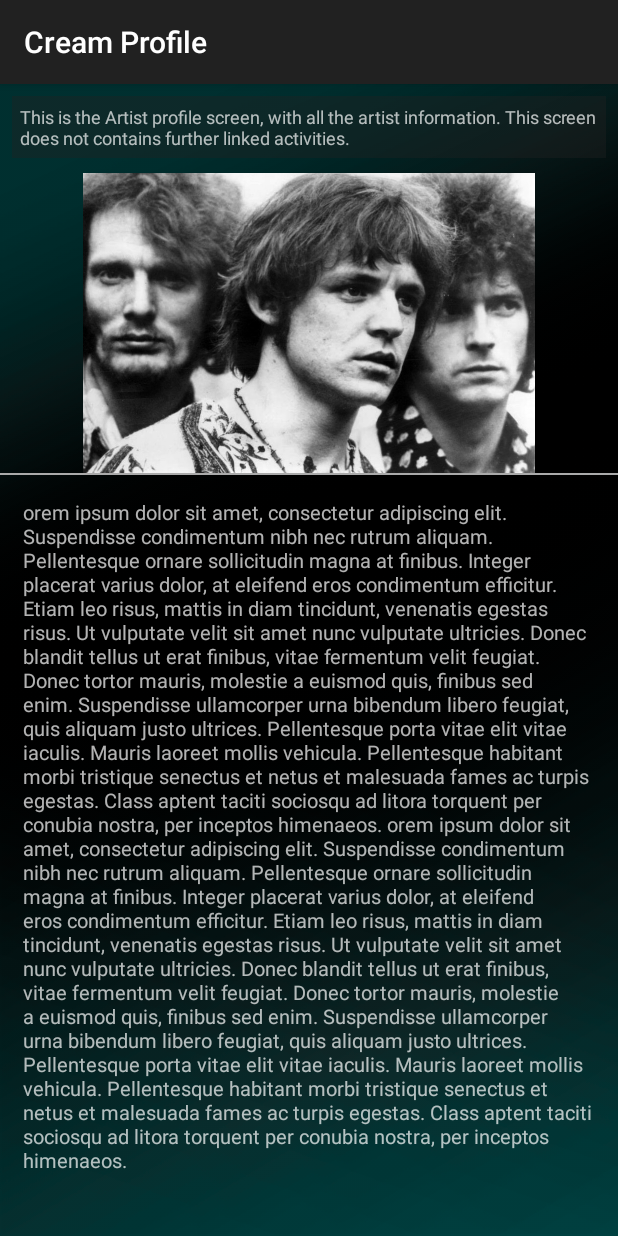
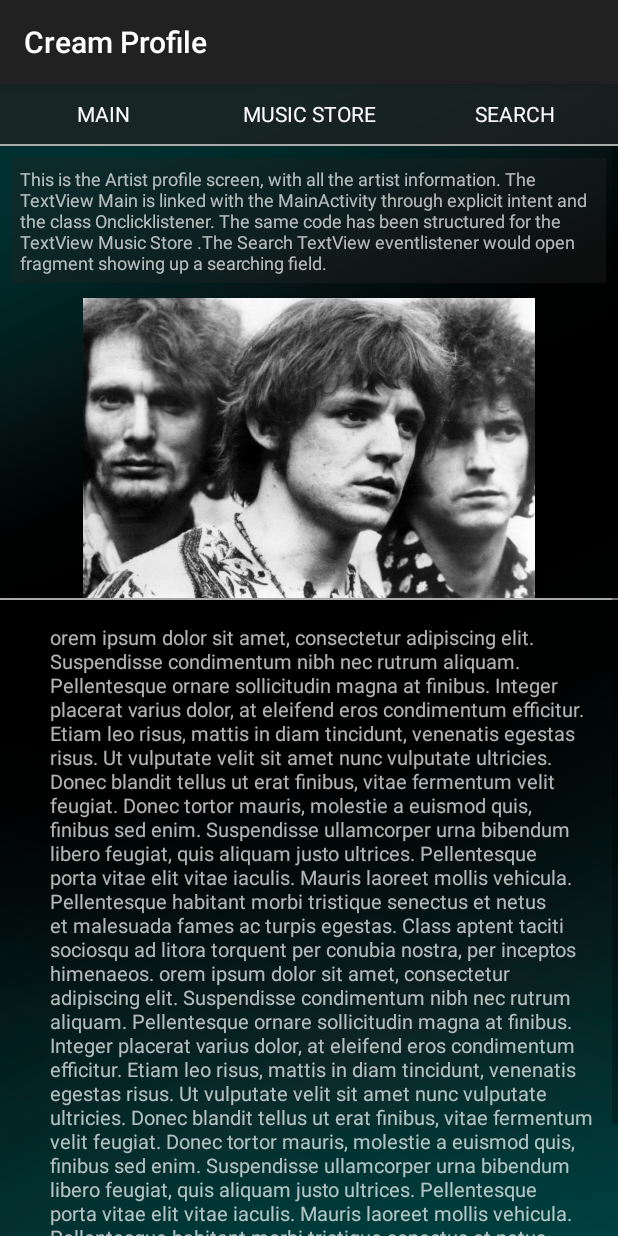
Before and after one commit to yolazuka/Music4emotions, an Android app: the happy_artist_two screen opened directly, with no data from a screen before it, on a phone screen of 412 x 824 dp. Run offline under Robolectric (Android 15) with nearby library versions, the phone set to English and light mode, and no system bars.

Commit message:
Update 17/05/2017

```diff
--- a/app/src/main/java/com/example/usuario/music4emotions/happy_artist_two.java
+++ b/app/src/main/java/com/example/usuario/music4emotions/happy_artist_two.java
@@ -1,7 +1,11 @@
 package com.example.usuario.music4emotions;
 
+import android.content.Intent;
 import android.support.v7.app.AppCompatActivity;
 import android.os.Bundle;
+import android.view.View;
+import android.widget.TextView;
+import android.widget.Toast;
 
 public class happy_artist_two extends AppCompatActivity {
 
@@ -9,5 +13,38 @@ public class happy_artist_two extends AppCompatActivity {
     protected void onCreate(Bundle savedInstanceState) {
         super.onCreate(savedInstanceState);
         setContentView(R.layout.activity_happy_artist_two);
+
+        // Find the View that shows the text to go to the MAIN screen
+        TextView GoToMain = (TextView) findViewById(R.id.menu_main_artist_profile);
+
+        // Set a click listener on that View
+        GoToMain.setOnClickListener(new View.OnClickListener() {
+            // The code in this method will be executed when the text Music Store is clicked on.
+            @Override
+            public void onClick(View view) {
+                Intent goToMainIntent = new Intent(happy_artist_two.this, MainActivity.class);
+                startActivity(goToMainIntent);
+            }
+        });
+
+        // Find the View that shows the text to go to the Music Store screen
+        TextView MusicStore = (TextView) findViewById(R.id.music_store);
+
+        // Set a click listener on that View
+        MusicStore.setOnClickListener(new View.OnClickListener() {
+            // The code in this method will be executed when the text Music Store is clicked on.
+            @Override
+            public void onClick(View view) {
+                Intent goToStoreIntent = new Intent(happy_artist_two.this, Store.class);
+                startActivity(goToStoreIntent);
+            }
+        });
+    }
+
+    public void GoToSearch(View view) {
+        TextView search = (TextView) findViewById(R.id.search);
+        Toast.makeText(this, "This action would open a fragment with a searching field", Toast.LENGTH_SHORT).show();
+        ;
+
     }
 }
--- a/app/src/main/res/layout/activity_happy_artist_two.xml
+++ b/app/src/main/res/layout/activity_happy_artist_two.xml
@@ -1,12 +1,62 @@
 <?xml version="1.0" encoding="utf-8"?>
-<ScrollView
+<LinearLayout
     xmlns:android="http://schemas.android.com/apk/res/android"
     xmlns:app="http://schemas.android.com/apk/res-auto"
     xmlns:tools="http://schemas.android.com/tools"
-    android:background="@drawable/background"
     android:layout_width="match_parent"
     android:layout_height="match_parent"
+    android:background="@drawable/background"
+    android:orientation="vertical"
     tools:context="com.example.usuario.music4emotions.Happy">
+
+    <!-- MENU -->
+
+    <LinearLayout
+        android:id="@+id/menu_bar"
+        android:layout_width="match_parent"
+        android:layout_height="wrap_content"
+        android:background="@color/dark_transparent"
+        android:orientation="horizontal">
+
+        <TextView
+            android:id="@+id/menu_main_artist_profile"
+            style="@style/menu"
+            android:layout_width="0dp"
+            android:layout_height="30dp"
+            android:layout_weight="1"
+            android:gravity="center"
+            android:text="@string/main" />
+
+        <TextView
+            android:id="@+id/music_store"
+            style="@style/menu"
+            android:layout_width="0dp"
+            android:layout_height="30dp"
+            android:layout_weight="1"
+            android:gravity="center"
+            android:text="@string/music_store" />
+
+        <TextView
+            android:id="@+id/search"
+            style="@style/menu"
+            android:layout_width="0dp"
+            android:layout_height="30dp"
+            android:layout_weight="1"
+            android:gravity="center"
+            android:onClick="GoToSearch"
+            android:text="@string/search" />
+
+    </LinearLayout>
+
+    <View
+        android:layout_width="match_parent"
+        android:layout_height="1dp"
+        android:background="@android:color/darker_gray" />
+
+    <ScrollView
+        android:layout_width="match_parent"
+        android:layout_height="match_parent">
+
 
         <LinearLayout
             android:layout_width="match_parent"
@@ -14,19 +64,19 @@
         android:orientation="vertical">
 
             <TextView
+                android:id="@+id/explanation_main_screen"
                 style="@style/explanations"
-            android:id="@+id/explanation_main_screen"
-            android:text="@string/artist_screen_explanation"
+                android:layout_width="match_parent"
+                android:layout_height="wrap_content"
+                android:layout_marginBottom="10dp"
                 android:layout_marginTop="8dp"
-            android:layout_marginBottom="10dp"
-            android:layout_width="match_parent"
-            android:layout_height="wrap_content" />
+                android:text="@string/artist_screen_explanation" />
 
             <ImageView
                 android:id="@+id/happy_image_artist_one"
-            android:src="@drawable/cream_profile"
                 android:layout_width="match_parent"
-            android:layout_height="200dp" />
+                android:layout_height="200dp"
+                android:src="@drawable/cream_profile" />
 
         <View
             android:layout_width="match_parent"
@@ -35,11 +85,14 @@
 
             <TextView
                 android:id="@+id/h_one_text"
-            android:text="@string/artist_info"
                 style="@style/artist_profile_info"
+                android:layout_width="match_parent"
                 android:layout_height="match_parent"
-            android:layout_width="match_parent"/>
+                android:layout_marginLeft="33dp"
+                android:text="@string/artist_info" />
 
     </LinearLayout>
 
     </ScrollView>
+
+</LinearLayout>
--- a/app/src/main/res/values/strings.xml
+++ b/app/src/main/res/values/strings.xml
@@ -22,7 +22,7 @@
 
     <string name="playing_now_screen_explanation">Media player controls will play automatically the current artist music. The button play/stop is coded calling also Media Player for these actions. Similar coding for the buttons forward/backard. There are also menus (intents with eventlisteners) to navigate to the rest of the screens (Activities). </string>
 
-    <string name="artist_screen_explanation">This is the Artist profile screen, with all the artist information. This screen does not contains further linked activities. </string>
+    <string name="artist_screen_explanation">This is the Artist profile screen, with all the artist information. The TextView "Main" is linked with the MainActivity through explicit intent and the class Onclicklistener. The same code has been structured for the TextView "Music Store" .The "Search" TextView eventlistener would open fragment showing up a searching field. </string>
 
     <string name="store_screen_explanation">In this music store, purchase of songs can be made by clicking the "Buy it now" Button which send the activity to Android Pay API for the payment process, through and explicit intent and an event listener ( Onclicklistener ).It also uses an Onclicklistener class for the payments layout, in order to pop it up on the same screen at the bottom. There is also a menu to navigate through explicit intents to the rest of the screens( Activities). </string>
 
```
Lines whose indentation alone changed are shown as unchanged.
